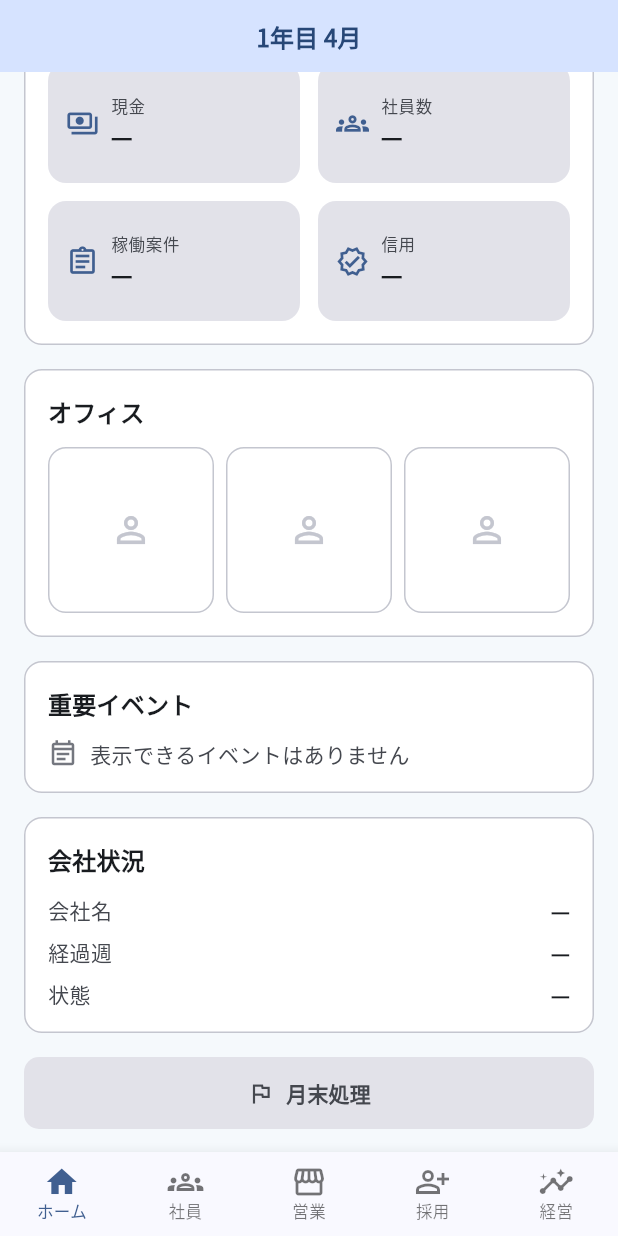
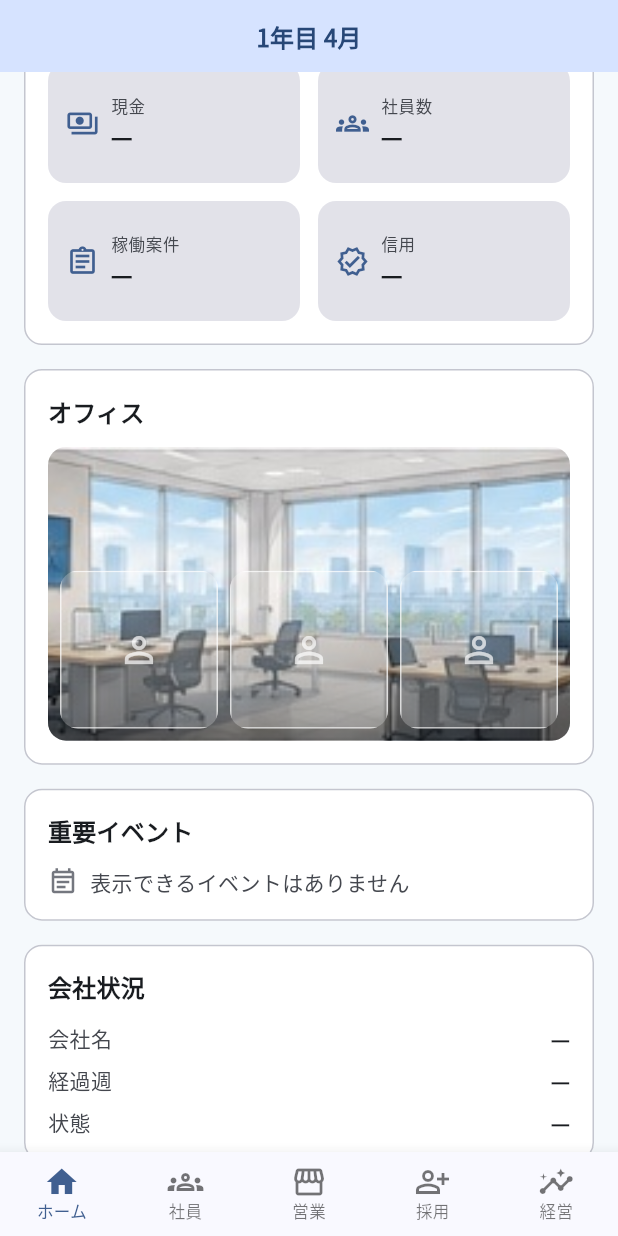
Before and after one commit to perusonao/smile_enjoy_story, a Flutter app: the HomeShellPage screen opened directly, scrolled down 134 dp, on a phone screen of 412 x 824 dp. Run offline on Flutter 3.47's test engine with Material 3 defaults, Android fonts, the phone set to English and light mode, and no system bars; our stand-ins replace shared_preferences; accounts and stored records are empty.

Commit message:
feat(home-ui-1b): integrate existing office/employee image assets
Extends HOME-UI-1A's OfficeStageSection with the already-bundled
office_day.jpg background and up to 3 employee visual slots, backed by
existing character assets (AssetPaths). Employee data is accepted as a
plain external EmployeeStageDisplay input, not computed here, so this
stays a presentation-only change with no employee-selection, assignment,
or payroll authority. Missing/failed images fall back to the existing
neutral placeholder without crashing.

```diff
--- a/lib/presentation/home/home.dart
+++ b/lib/presentation/home/home.dart
@@ -2,3 +2,4 @@
 library;
 
 export 'home_shell_page.dart';
+export 'models/employee_stage_display.dart';
--- /dev/null
+++ b/lib/presentation/home/models/employee_stage_display.dart
@@ -0,0 +1,27 @@
+import 'package:flutter/foundation.dart' show immutable;
+
+/// Presentation-only display data for one employee slot on the home office
+/// stage.
+///
+/// HOME-UI-1B does not read from or compute Domain/Workflow employee state:
+/// this is a plain, external-input record so a later phase can supply
+/// already-resolved employee data without `OfficeStageSection` holding any
+/// employee/assignment/payroll authority of its own. [imageAssetPath] is
+/// nullable so a caller with no portrait yet still renders (see the
+/// placeholder fallback in `office_stage_section.dart`).
+@immutable
+class EmployeeStageDisplay {
+  const EmployeeStageDisplay({required this.name, this.imageAssetPath});
+
+  final String name;
+  final String? imageAssetPath;
+
+  @override
+  bool operator ==(Object other) =>
+      other is EmployeeStageDisplay &&
+      other.name == name &&
+      other.imageAssetPath == imageAssetPath;
+
+  @override
+  int get hashCode => Object.hash(name, imageAssetPath);
+}
--- a/lib/presentation/home/widgets/office_stage_section.dart
+++ b/lib/presentation/home/widgets/office_stage_section.dart
@@ -1,27 +1,168 @@
 import 'package:flutter/material.dart';
 
+import '../../../ui/asset_paths.dart';
+import '../models/employee_stage_display.dart';
 import 'dashboard_section_card.dart';
 
 /// Office / employee "stage" area of the home dashboard.
 ///
-/// Phase 1A renders empty placeholder slots only. The logic that selects up
-/// to 3 employees to feature here is Phase 1B's job, not this one's.
+/// HOME-UI-1B integrates existing bundled image assets: a smartphone-portrait
+/// office background plus up to 3 employee visual slots. No employee
+/// selection, assignment, or payroll logic lives here — [employees] is a
+/// plain external input (see [EmployeeStageDisplay]); an empty list (the
+/// default) renders the same empty-slot fallback as HOME-UI-1A.
 class OfficeStageSection extends StatelessWidget {
-  const OfficeStageSection({super.key});
+  const OfficeStageSection({
+    super.key,
+    this.officeImageAssetPath = AssetPaths.locationOfficeDay,
+    this.employees = const [],
+  });
+
+  /// Background office image, or `null` to use the neutral fallback
+  /// background without attempting to load an asset.
+  final String? officeImageAssetPath;
+
+  /// Up to 3 employees to feature on the stage. Extra entries beyond the
+  /// first 3 are ignored — the HOME presentation slot count is fixed.
+  final List<EmployeeStageDisplay> employees;
 
   static const int _slotCount = 3;
 
   @override
   Widget build(BuildContext context) {
+    final visibleEmployees = employees.take(_slotCount).toList();
     return DashboardSectionCard(
       title: 'オフィス',
+      child: ClipRRect(
+        borderRadius: BorderRadius.circular(12),
+        child: AspectRatio(
+          aspectRatio: 16 / 9,
+          child: Stack(
+            fit: StackFit.expand,
+            children: [
+              _OfficeBackground(imageAssetPath: officeImageAssetPath),
+              const DecoratedBox(
+                decoration: BoxDecoration(
+                  gradient: LinearGradient(
+                    begin: Alignment.topCenter,
+                    end: Alignment.bottomCenter,
+                    colors: [Colors.transparent, Colors.black45],
+                    stops: [0.55, 1.0],
+                  ),
+                ),
+              ),
+              Align(
+                alignment: Alignment.bottomCenter,
+                child: Padding(
+                  padding: const EdgeInsets.all(8),
                   child: Row(
                     children: [
                       for (var i = 0; i < _slotCount; i++) ...[
                         if (i > 0) const SizedBox(width: 8),
-            const Expanded(child: _EmptyEmployeeSlot()),
+                        Expanded(
+                          child: KeyedSubtree(
+                            key: ValueKey('office-stage-slot-$i'),
+                            child: i < visibleEmployees.length
+                                ? _EmployeeSlot(display: visibleEmployees[i])
+                                : const _EmptyEmployeeSlot(),
+                          ),
+                        ),
                       ],
                     ],
+                  ),
+                ),
+              ),
+            ],
+          ),
+        ),
+      ),
+    );
+  }
+}
+
+class _OfficeBackground extends StatelessWidget {
+  const _OfficeBackground({required this.imageAssetPath});
+
+  final String? imageAssetPath;
+
+  @override
+  Widget build(BuildContext context) {
+    final fallback = ColoredBox(
+      color: Theme.of(context).colorScheme.surfaceContainerHighest,
+    );
+    final path = imageAssetPath;
+    if (path == null) return fallback;
+    return Semantics(
+      label: 'オフィスの様子',
+      image: true,
+      child: Image.asset(
+        path,
+        fit: BoxFit.cover,
+        errorBuilder: (context, error, stackTrace) => fallback,
+      ),
+    );
+  }
+}
+
+class _EmployeeSlot extends StatelessWidget {
+  const _EmployeeSlot({required this.display});
+
+  final EmployeeStageDisplay display;
+
+  @override
+  Widget build(BuildContext context) {
+    final imagePath = display.imageAssetPath;
+    return AspectRatio(
+      aspectRatio: 1,
+      child: ClipRRect(
+        borderRadius: BorderRadius.circular(12),
+        child: DecoratedBox(
+          decoration: BoxDecoration(
+            color: Colors.white24,
+            border: Border.all(color: Colors.white70),
+          ),
+          child: Stack(
+            fit: StackFit.expand,
+            children: [
+              if (imagePath == null)
+                const _PlaceholderIcon()
+              else
+                Semantics(
+                  label: display.name,
+                  image: true,
+                  child: Image.asset(
+                    imagePath,
+                    fit: BoxFit.cover,
+                    errorBuilder: (context, error, stackTrace) =>
+                        const _PlaceholderIcon(),
+                  ),
+                ),
+              Align(
+                alignment: Alignment.bottomCenter,
+                child: ColoredBox(
+                  color: Colors.black54,
+                  child: Padding(
+                    padding: const EdgeInsets.symmetric(
+                      horizontal: 2,
+                      vertical: 1,
+                    ),
+                    child: Text(
+                      display.name,
+                      style: const TextStyle(
+                        color: Colors.white,
+                        fontSize: 9,
+                        fontWeight: FontWeight.w600,
+                      ),
+                      maxLines: 1,
+                      overflow: TextOverflow.ellipsis,
+                      textAlign: TextAlign.center,
+                    ),
+                  ),
+                ),
+              ),
+            ],
+          ),
+        ),
       ),
     );
   }
@@ -32,20 +173,27 @@ class _EmptyEmployeeSlot extends StatelessWidget {
 
   @override
   Widget build(BuildContext context) {
-    final colorScheme = Theme.of(context).colorScheme;
     return AspectRatio(
       aspectRatio: 1,
+      child: ClipRRect(
+        borderRadius: BorderRadius.circular(12),
         child: DecoratedBox(
           decoration: BoxDecoration(
-          border: Border.all(color: colorScheme.outlineVariant),
-          borderRadius: BorderRadius.circular(12),
+            color: Colors.white24,
+            border: Border.all(color: Colors.white70),
           ),
-        child: Icon(
-          Icons.person_outline,
-          color: colorScheme.outlineVariant,
-          size: 28,
+          child: const _PlaceholderIcon(),
         ),
       ),
     );
   }
 }
+
+class _PlaceholderIcon extends StatelessWidget {
+  const _PlaceholderIcon();
+
+  @override
+  Widget build(BuildContext context) {
+    return const Icon(Icons.person_outline, color: Colors.white70, size: 28);
+  }
+}
```
Also changed, not shown: 1 other file. Lines whose indentation alone changed are shown as unchanged.
